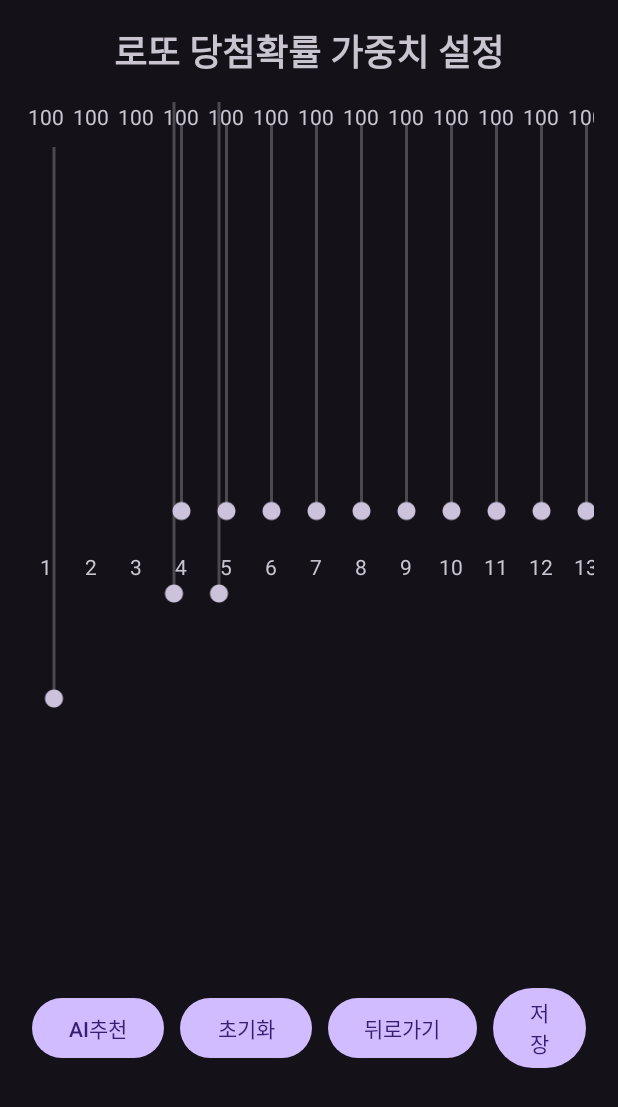
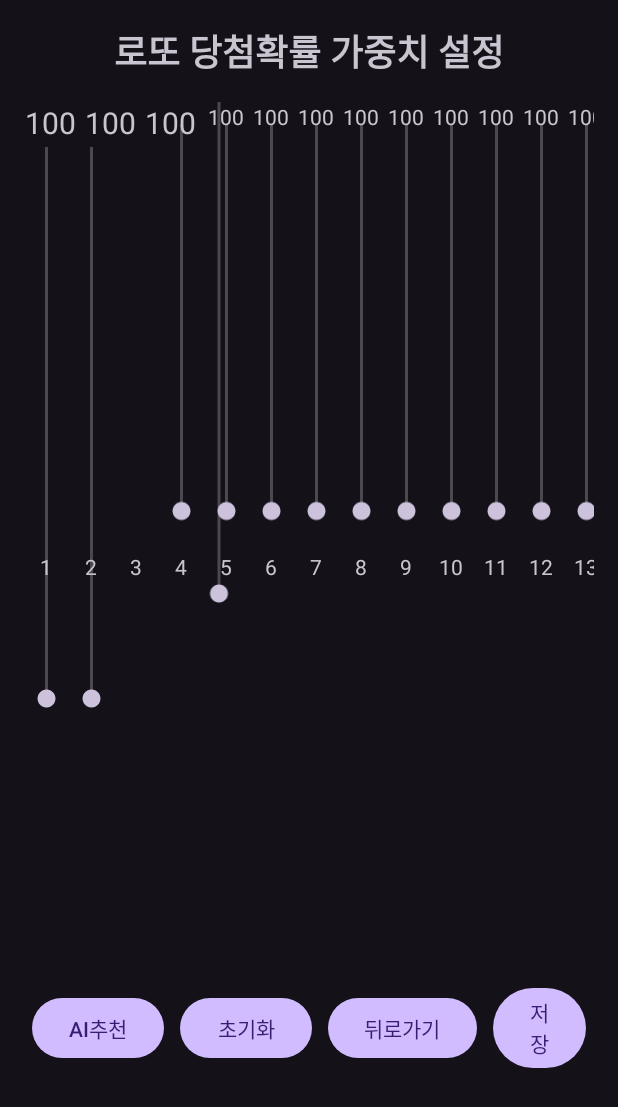
Before and after one commit to dicecarver/WeeklyLottery, an Android app: the layout fragment_settings.xml on its own in the app's theme, with its tools: preview values and no code run, on a phone screen of 412 x 824 dp. Shown: the top 1107 px of the screen. Run offline under Robolectric (Android 15) with nearby library versions, the phone set to English and light mode, and no system bars.

```diff
--- a/automotive/src/main/res/layout/fragment_settings.xml
+++ b/automotive/src/main/res/layout/fragment_settings.xml
@@ -5,7 +5,7 @@
     android:padding="16dp">
 
     <LinearLayout
-        android:layout_width="wrap_content"
+        android:layout_width="match_parent"
         android:layout_height="match_parent"
         android:orientation="vertical"
         android:layout_gravity="center"
@@ -26,7 +26,7 @@
         <!-- SeekBar 1번부터 45번까지 -->
 
         <RelativeLayout
-            android:layout_width="1400dp"
+            android:layout_width="2000dp"
             android:layout_height="500dp"
             android:columnCount="45"
             android:rowCount="3"
@@ -35,32 +35,23 @@
             <!-- 첫 번째 행 (컬럼들) -->
             <TextView
                 android:id="@+id/valueText1"
-                android:layout_width="30dp"
-                android:layout_height="wrap_content"
                 android:text="100"
-                android:gravity="center"
+                style="@style/setting_text_value"
                 android:translationX="0dp" />
             <TextView
                 android:id="@+id/valueText2"
-                android:layout_width="30dp"
-                android:layout_height="wrap_content"
                 android:text="100"
-                android:gravity="center"
-                android:translationX="30dp" />
+                style="@style/setting_text_value"
+                android:translationX="40dp" />
             <TextView
                 android:id="@+id/valueText3"
-                android:layout_width="30dp"
-                android:layout_height="wrap_content"
                 android:text="100"
-                android:gravity="center"
-                android:translationX="60dp" />
+                style="@style/setting_text_value"
+                android:translationX="80dp" />
             <TextView
                 android:id="@+id/valueText4"
-                android:layout_width="30dp"
-                android:layout_height="wrap_content"
-                android:text="100"
-                android:gravity="center"
-                android:translationX="90dp" />
+                style="@style/setting_text_value"
+                android:translationX="120dp" />
             <TextView
                 android:id="@+id/valueText5"
                 android:layout_width="30dp"
@@ -356,7 +347,7 @@
                 android:layout_height="wrap_content"
                 android:layout_gravity="center"
                 android:rotation="270"
-                android:translationX="-180dp"
+                android:translationX="-185dp"
                 android:translationY="205dp"/>
             <SeekBar
                 android:id="@+id/seekBar2"
@@ -364,8 +355,8 @@
                 android:layout_height="wrap_content"
                 android:layout_gravity="center"
                 android:rotation="270"
-                android:translationX="-100dp"
-                android:translationY="135dp"/>
+                android:translationX="-155dp"
+                android:translationY="205dp"/>
             <SeekBar
                 android:id="@+id/seekBar3"
                 android:layout_width="400dp"
--- a/automotive/src/main/res/values/styles.xml
+++ b/automotive/src/main/res/values/styles.xml
@@ -124,5 +124,11 @@
     <style name="tab_text" parent="TextAppearance.Design.Tab">
         <item name="android:textSize">18sp</item>
     </style>
+    <style name="setting_text_value">
+        <item name="android:textSize">20dp</item>
+        <item name="android:gravity">center</item>
+        <item name="android:layout_width">35dp</item>
+        <item name="android:layout_height">wrap_content</item>
+    </style>
 
 </resources>
```
Also changed, not shown: automotive/src/main/res/drawable/navi_1st.png (added), automotive/src/main/res/drawable/navi_2nd.png (added).
